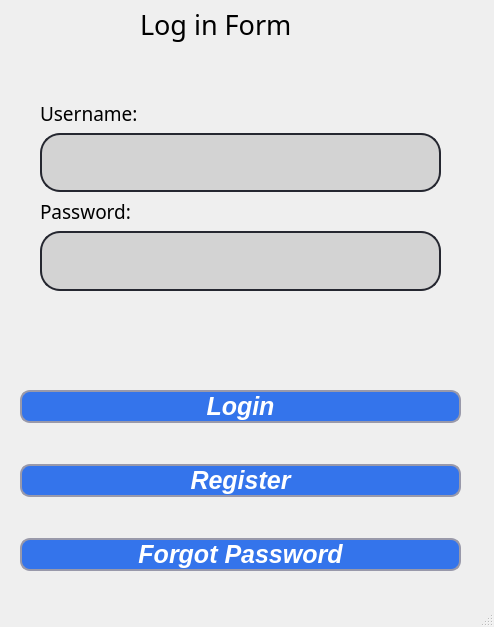
The window that Program/gui_login.ui (zgjimzhubajj/Student-Assistant) describes before a commit, drawn with Qt 5.
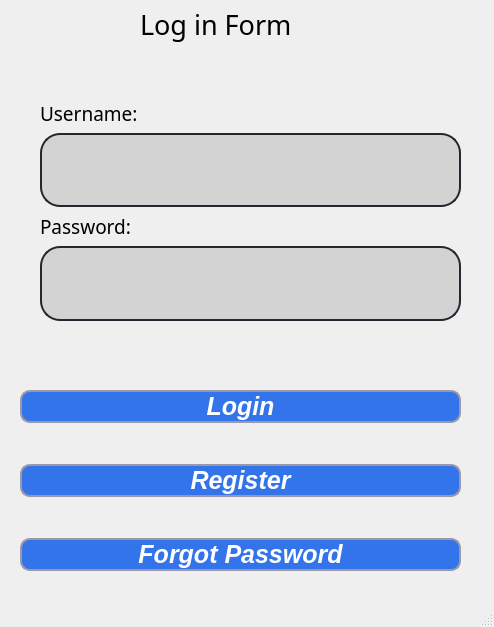
The same window after the commit.

The edit to the form file:
```diff
--- a/Program/gui_login.ui
+++ b/Program/gui_login.ui
@@ -20,7 +20,7 @@
    <widget class="QLabel" name="lbl_wrong_input">
     <property name="geometry">
      <rect>
-      <x>40</x>
+      <x>30</x>
       <y>320</y>
       <width>471</width>
       <height>41</height>
@@ -237,8 +237,8 @@
      <rect>
       <x>40</x>
       <y>100</y>
-      <width>401</width>
-      <height>191</height>
+      <width>421</width>
+      <height>221</height>
      </rect>
     </property>
     <layout class="QVBoxLayout" name="verticalLayout_2">
```
Left out of the diff: 2 changed lines with no effect on the pictures.
